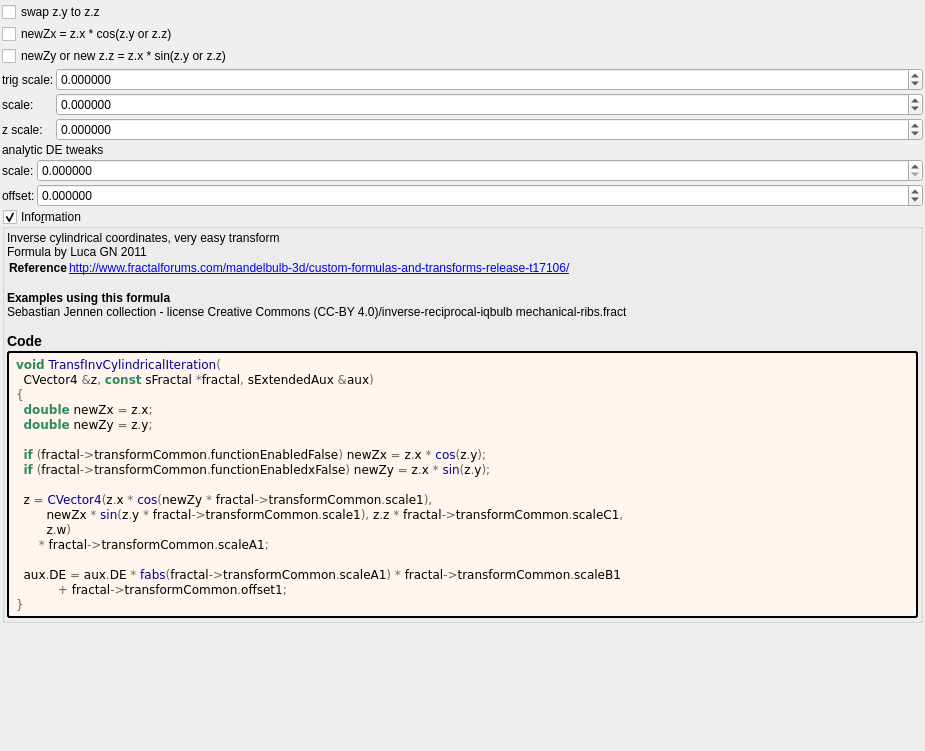
Above: mandelbulber2/formula/ui/transf_inv_cylindrical.ui from buddhi1980/mandelbulber2 before the change. Below: the same form after it.
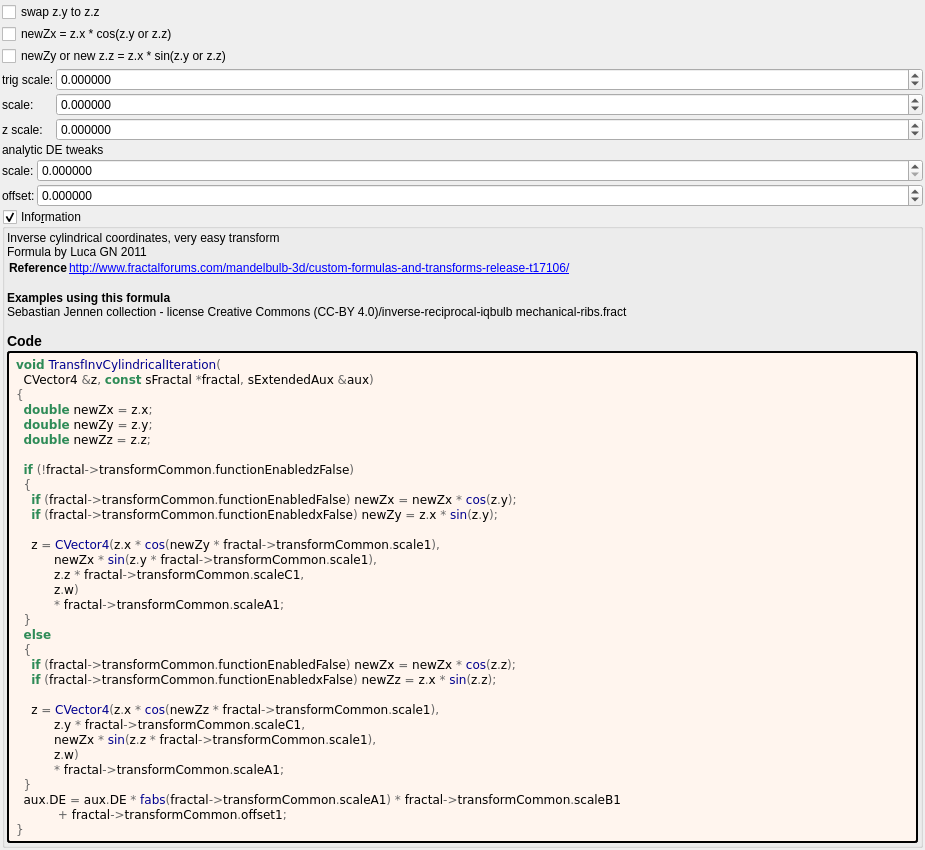
That is the form after the change. Custom widgets are drawn as their Qt base class.

Diff of the .ui file:
```diff
--- a/mandelbulber2/formula/ui/transf_inv_cylindrical.ui
+++ b/mandelbulber2/formula/ui/transf_inv_cylindrical.ui
@@ -337,20 +337,35 @@
         </property>
         <property name="text">
          <string notr="true">&lt;body style=&quot;background-color:#fff5ee&quot;&gt;
-&lt;pre style=&quot;color:#000000; background-color:#fff5ee;  font-family:'Courier New',monospace;&quot;&gt;&lt;span style=&quot;color:#2e8b57; font-weight:bold&quot;&gt;void&lt;/span&gt; &lt;span style=&quot;color:#00008f&quot;&gt;TransfInvCylindricalIteration&lt;/span&gt;&lt;span style=&quot;color:#676767&quot;&gt;(&lt;/span&gt;
+&lt;pre style=&quot;color:#000000; background-color:#fff5ee;  font-family:&#039;Courier New&#039;,monospace;&quot;&gt;&lt;span style=&quot;color:#2e8b57; font-weight:bold&quot;&gt;void&lt;/span&gt; &lt;span style=&quot;color:#00008f&quot;&gt;TransfInvCylindricalIteration&lt;/span&gt;&lt;span style=&quot;color:#676767&quot;&gt;(&lt;/span&gt;
   CVector4 &lt;span style=&quot;color:#676767&quot;&gt;&amp;amp;&lt;/span&gt;z&lt;span style=&quot;color:#676767&quot;&gt;,&lt;/span&gt; &lt;span style=&quot;color:#2e8b57; font-weight:bold&quot;&gt;const&lt;/span&gt; sFractal &lt;span style=&quot;color:#676767&quot;&gt;*&lt;/span&gt;fractal&lt;span style=&quot;color:#676767&quot;&gt;,&lt;/span&gt; sExtendedAux &lt;span style=&quot;color:#676767&quot;&gt;&amp;amp;&lt;/span&gt;aux&lt;span style=&quot;color:#676767&quot;&gt;)&lt;/span&gt;
 &lt;span style=&quot;color:#676767&quot;&gt;{&lt;/span&gt;
   &lt;span style=&quot;color:#2e8b57; font-weight:bold&quot;&gt;double&lt;/span&gt; newZx &lt;span style=&quot;color:#676767&quot;&gt;=&lt;/span&gt; z&lt;span style=&quot;color:#676767&quot;&gt;.&lt;/span&gt;x&lt;span style=&quot;color:#676767&quot;&gt;;&lt;/span&gt;
   &lt;span style=&quot;color:#2e8b57; font-weight:bold&quot;&gt;double&lt;/span&gt; newZy &lt;span style=&quot;color:#676767&quot;&gt;=&lt;/span&gt; z&lt;span style=&quot;color:#676767&quot;&gt;.&lt;/span&gt;y&lt;span style=&quot;color:#676767&quot;&gt;;&lt;/span&gt;
+  &lt;span style=&quot;color:#2e8b57; font-weight:bold&quot;&gt;double&lt;/span&gt; newZz &lt;span style=&quot;color:#676767&quot;&gt;=&lt;/span&gt; z&lt;span style=&quot;color:#676767&quot;&gt;.&lt;/span&gt;z&lt;span style=&quot;color:#676767&quot;&gt;;&lt;/span&gt;
 
-  &lt;span style=&quot;color:#2e8b57; font-weight:bold&quot;&gt;if&lt;/span&gt; &lt;span style=&quot;color:#676767&quot;&gt;(&lt;/span&gt;fractal&lt;span style=&quot;color:#676767&quot;&gt;-&amp;gt;&lt;/span&gt;transformCommon&lt;span style=&quot;color:#676767&quot;&gt;.&lt;/span&gt;functionEnabledFalse&lt;span style=&quot;color:#676767&quot;&gt;)&lt;/span&gt; newZx &lt;span style=&quot;color:#676767&quot;&gt;=&lt;/span&gt; z&lt;span style=&quot;color:#676767&quot;&gt;.&lt;/span&gt;x &lt;span style=&quot;color:#676767&quot;&gt;*&lt;/span&gt; &lt;span style=&quot;color:#00008f&quot;&gt;cos&lt;/span&gt;&lt;span style=&quot;color:#676767&quot;&gt;(&lt;/span&gt;z&lt;span style=&quot;color:#676767&quot;&gt;.&lt;/span&gt;y&lt;span style=&quot;color:#676767&quot;&gt;);&lt;/span&gt;
-  &lt;span style=&quot;color:#2e8b57; font-weight:bold&quot;&gt;if&lt;/span&gt; &lt;span style=&quot;color:#676767&quot;&gt;(&lt;/span&gt;fractal&lt;span style=&quot;color:#676767&quot;&gt;-&amp;gt;&lt;/span&gt;transformCommon&lt;span style=&quot;color:#676767&quot;&gt;.&lt;/span&gt;functionEnabledxFalse&lt;span style=&quot;color:#676767&quot;&gt;)&lt;/span&gt; newZy &lt;span style=&quot;color:#676767&quot;&gt;=&lt;/span&gt; z&lt;span style=&quot;color:#676767&quot;&gt;.&lt;/span&gt;x &lt;span style=&quot;color:#676767&quot;&gt;*&lt;/span&gt; &lt;span style=&quot;color:#00008f&quot;&gt;sin&lt;/span&gt;&lt;span style=&quot;color:#676767&quot;&gt;(&lt;/span&gt;z&lt;span style=&quot;color:#676767&quot;&gt;.&lt;/span&gt;y&lt;span style=&quot;color:#676767&quot;&gt;);&lt;/span&gt;
+  &lt;span style=&quot;color:#2e8b57; font-weight:bold&quot;&gt;if&lt;/span&gt; &lt;span style=&quot;color:#676767&quot;&gt;(!&lt;/span&gt;fractal&lt;span style=&quot;color:#676767&quot;&gt;-&amp;gt;&lt;/span&gt;transformCommon&lt;span style=&quot;color:#676767&quot;&gt;.&lt;/span&gt;functionEnabledzFalse&lt;span style=&quot;color:#676767&quot;&gt;)&lt;/span&gt;
+  &lt;span style=&quot;color:#676767&quot;&gt;{&lt;/span&gt;
+    &lt;span style=&quot;color:#2e8b57; font-weight:bold&quot;&gt;if&lt;/span&gt; &lt;span style=&quot;color:#676767&quot;&gt;(&lt;/span&gt;fractal&lt;span style=&quot;color:#676767&quot;&gt;-&amp;gt;&lt;/span&gt;transformCommon&lt;span style=&quot;color:#676767&quot;&gt;.&lt;/span&gt;functionEnabledFalse&lt;span style=&quot;color:#676767&quot;&gt;)&lt;/span&gt; newZx &lt;span style=&quot;color:#676767&quot;&gt;=&lt;/span&gt; newZx &lt;span style=&quot;color:#676767&quot;&gt;*&lt;/span&gt; &lt;span style=&quot;color:#00008f&quot;&gt;cos&lt;/span&gt;&lt;span style=&quot;color:#676767&quot;&gt;(&lt;/span&gt;z&lt;span style=&quot;color:#676767&quot;&gt;.&lt;/span&gt;y&lt;span style=&quot;color:#676767&quot;&gt;);&lt;/span&gt;
+    &lt;span style=&quot;color:#2e8b57; font-weight:bold&quot;&gt;if&lt;/span&gt; &lt;span style=&quot;color:#676767&quot;&gt;(&lt;/span&gt;fractal&lt;span style=&quot;color:#676767&quot;&gt;-&amp;gt;&lt;/span&gt;transformCommon&lt;span style=&quot;color:#676767&quot;&gt;.&lt;/span&gt;functionEnabledxFalse&lt;span style=&quot;color:#676767&quot;&gt;)&lt;/span&gt; newZy &lt;span style=&quot;color:#676767&quot;&gt;=&lt;/span&gt; z&lt;span style=&quot;color:#676767&quot;&gt;.&lt;/span&gt;x &lt;span style=&quot;color:#676767&quot;&gt;*&lt;/span&gt; &lt;span style=&quot;color:#00008f&quot;&gt;sin&lt;/span&gt;&lt;span style=&quot;color:#676767&quot;&gt;(&lt;/span&gt;z&lt;span style=&quot;color:#676767&quot;&gt;.&lt;/span&gt;y&lt;span style=&quot;color:#676767&quot;&gt;);&lt;/span&gt;
 
-  z &lt;span style=&quot;color:#676767&quot;&gt;=&lt;/span&gt; &lt;span style=&quot;color:#00008f&quot;&gt;CVector4&lt;/span&gt;&lt;span style=&quot;color:#676767&quot;&gt;(&lt;/span&gt;z&lt;span style=&quot;color:#676767&quot;&gt;.&lt;/span&gt;x &lt;span style=&quot;color:#676767&quot;&gt;*&lt;/span&gt; &lt;span style=&quot;color:#00008f&quot;&gt;cos&lt;/span&gt;&lt;span style=&quot;color:#676767&quot;&gt;(&lt;/span&gt;newZy &lt;span style=&quot;color:#676767&quot;&gt;*&lt;/span&gt; fractal&lt;span style=&quot;color:#676767&quot;&gt;-&amp;gt;&lt;/span&gt;transformCommon&lt;span style=&quot;color:#676767&quot;&gt;.&lt;/span&gt;scale1&lt;span style=&quot;color:#676767&quot;&gt;),&lt;/span&gt;
-        newZx &lt;span style=&quot;color:#676767&quot;&gt;*&lt;/span&gt; &lt;span style=&quot;color:#00008f&quot;&gt;sin&lt;/span&gt;&lt;span style=&quot;color:#676767&quot;&gt;(&lt;/span&gt;z&lt;span style=&quot;color:#676767&quot;&gt;.&lt;/span&gt;y &lt;span style=&quot;color:#676767&quot;&gt;*&lt;/span&gt; fractal&lt;span style=&quot;color:#676767&quot;&gt;-&amp;gt;&lt;/span&gt;transformCommon&lt;span style=&quot;color:#676767&quot;&gt;.&lt;/span&gt;scale1&lt;span style=&quot;color:#676767&quot;&gt;),&lt;/span&gt; z&lt;span style=&quot;color:#676767&quot;&gt;.&lt;/span&gt;z &lt;span style=&quot;color:#676767&quot;&gt;*&lt;/span&gt; fractal&lt;span style=&quot;color:#676767&quot;&gt;-&amp;gt;&lt;/span&gt;transformCommon&lt;span style=&quot;color:#676767&quot;&gt;.&lt;/span&gt;scaleC1&lt;span style=&quot;color:#676767&quot;&gt;,&lt;/span&gt;
-        z&lt;span style=&quot;color:#676767&quot;&gt;.&lt;/span&gt;w&lt;span style=&quot;color:#676767&quot;&gt;)&lt;/span&gt;
-      &lt;span style=&quot;color:#676767&quot;&gt;*&lt;/span&gt; fractal&lt;span style=&quot;color:#676767&quot;&gt;-&amp;gt;&lt;/span&gt;transformCommon&lt;span style=&quot;color:#676767&quot;&gt;.&lt;/span&gt;scaleA1&lt;span style=&quot;color:#676767&quot;&gt;;&lt;/span&gt;
+    z &lt;span style=&quot;color:#676767&quot;&gt;=&lt;/span&gt; &lt;span style=&quot;color:#00008f&quot;&gt;CVector4&lt;/span&gt;&lt;span style=&quot;color:#676767&quot;&gt;(&lt;/span&gt;z&lt;span style=&quot;color:#676767&quot;&gt;.&lt;/span&gt;x &lt;span style=&quot;color:#676767&quot;&gt;*&lt;/span&gt; &lt;span style=&quot;color:#00008f&quot;&gt;cos&lt;/span&gt;&lt;span style=&quot;color:#676767&quot;&gt;(&lt;/span&gt;newZy &lt;span style=&quot;color:#676767&quot;&gt;*&lt;/span&gt; fractal&lt;span style=&quot;color:#676767&quot;&gt;-&amp;gt;&lt;/span&gt;transformCommon&lt;span style=&quot;color:#676767&quot;&gt;.&lt;/span&gt;scale1&lt;span style=&quot;color:#676767&quot;&gt;),&lt;/span&gt;
+          newZx &lt;span style=&quot;color:#676767&quot;&gt;*&lt;/span&gt; &lt;span style=&quot;color:#00008f&quot;&gt;sin&lt;/span&gt;&lt;span style=&quot;color:#676767&quot;&gt;(&lt;/span&gt;z&lt;span style=&quot;color:#676767&quot;&gt;.&lt;/span&gt;y &lt;span style=&quot;color:#676767&quot;&gt;*&lt;/span&gt; fractal&lt;span style=&quot;color:#676767&quot;&gt;-&amp;gt;&lt;/span&gt;transformCommon&lt;span style=&quot;color:#676767&quot;&gt;.&lt;/span&gt;scale1&lt;span style=&quot;color:#676767&quot;&gt;),&lt;/span&gt;
+          z&lt;span style=&quot;color:#676767&quot;&gt;.&lt;/span&gt;z &lt;span style=&quot;color:#676767&quot;&gt;*&lt;/span&gt; fractal&lt;span style=&quot;color:#676767&quot;&gt;-&amp;gt;&lt;/span&gt;transformCommon&lt;span style=&quot;color:#676767&quot;&gt;.&lt;/span&gt;scaleC1&lt;span style=&quot;color:#676767&quot;&gt;,&lt;/span&gt;
+          z&lt;span style=&quot;color:#676767&quot;&gt;.&lt;/span&gt;w&lt;span style=&quot;color:#676767&quot;&gt;)&lt;/span&gt;
+          &lt;span style=&quot;color:#676767&quot;&gt;*&lt;/span&gt; fractal&lt;span style=&quot;color:#676767&quot;&gt;-&amp;gt;&lt;/span&gt;transformCommon&lt;span style=&quot;color:#676767&quot;&gt;.&lt;/span&gt;scaleA1&lt;span style=&quot;color:#676767&quot;&gt;;&lt;/span&gt;
+  &lt;span style=&quot;color:#676767&quot;&gt;}&lt;/span&gt;
+  &lt;span style=&quot;color:#2e8b57; font-weight:bold&quot;&gt;else&lt;/span&gt;
+  &lt;span style=&quot;color:#676767&quot;&gt;{&lt;/span&gt;
+    &lt;span style=&quot;color:#2e8b57; font-weight:bold&quot;&gt;if&lt;/span&gt; &lt;span style=&quot;color:#676767&quot;&gt;(&lt;/span&gt;fractal&lt;span style=&quot;color:#676767&quot;&gt;-&amp;gt;&lt;/span&gt;transformCommon&lt;span style=&quot;color:#676767&quot;&gt;.&lt;/span&gt;functionEnabledFalse&lt;span style=&quot;color:#676767&quot;&gt;)&lt;/span&gt; newZx &lt;span style=&quot;color:#676767&quot;&gt;=&lt;/span&gt; newZx &lt;span style=&quot;color:#676767&quot;&gt;*&lt;/span&gt; &lt;span style=&quot;color:#00008f&quot;&gt;cos&lt;/span&gt;&lt;span style=&quot;color:#676767&quot;&gt;(&lt;/span&gt;z&lt;span style=&quot;color:#676767&quot;&gt;.&lt;/span&gt;z&lt;span style=&quot;color:#676767&quot;&gt;);&lt;/span&gt;
+    &lt;span style=&quot;color:#2e8b57; font-weight:bold&quot;&gt;if&lt;/span&gt; &lt;span style=&quot;color:#676767&quot;&gt;(&lt;/span&gt;fractal&lt;span style=&quot;color:#676767&quot;&gt;-&amp;gt;&lt;/span&gt;transformCommon&lt;span style=&quot;color:#676767&quot;&gt;.&lt;/span&gt;functionEnabledxFalse&lt;span style=&quot;color:#676767&quot;&gt;)&lt;/span&gt; newZz &lt;span style=&quot;color:#676767&quot;&gt;=&lt;/span&gt; z&lt;span style=&quot;color:#676767&quot;&gt;.&lt;/span&gt;x &lt;span style=&quot;color:#676767&quot;&gt;*&lt;/span&gt; &lt;span style=&quot;color:#00008f&quot;&gt;sin&lt;/span&gt;&lt;span style=&quot;color:#676767&quot;&gt;(&lt;/span&gt;z&lt;span style=&quot;color:#676767&quot;&gt;.&lt;/span&gt;z&lt;span style=&quot;color:#676767&quot;&gt;);&lt;/span&gt;
 
+    z &lt;span style=&quot;color:#676767&quot;&gt;=&lt;/span&gt; &lt;span style=&quot;color:#00008f&quot;&gt;CVector4&lt;/span&gt;&lt;span style=&quot;color:#676767&quot;&gt;(&lt;/span&gt;z&lt;span style=&quot;color:#676767&quot;&gt;.&lt;/span&gt;x &lt;span style=&quot;color:#676767&quot;&gt;*&lt;/span&gt; &lt;span style=&quot;color:#00008f&quot;&gt;cos&lt;/span&gt;&lt;span style=&quot;color:#676767&quot;&gt;(&lt;/span&gt;newZz &lt;span style=&quot;color:#676767&quot;&gt;*&lt;/span&gt; fractal&lt;span style=&quot;color:#676767&quot;&gt;-&amp;gt;&lt;/span&gt;transformCommon&lt;span style=&quot;color:#676767&quot;&gt;.&lt;/span&gt;scale1&lt;span style=&quot;color:#676767&quot;&gt;),&lt;/span&gt;
+          z&lt;span style=&quot;color:#676767&quot;&gt;.&lt;/span&gt;y &lt;span style=&quot;color:#676767&quot;&gt;*&lt;/span&gt; fractal&lt;span style=&quot;color:#676767&quot;&gt;-&amp;gt;&lt;/span&gt;transformCommon&lt;span style=&quot;color:#676767&quot;&gt;.&lt;/span&gt;scaleC1&lt;span style=&quot;color:#676767&quot;&gt;,&lt;/span&gt;
+          newZx &lt;span style=&quot;color:#676767&quot;&gt;*&lt;/span&gt; &lt;span style=&quot;color:#00008f&quot;&gt;sin&lt;/span&gt;&lt;span style=&quot;color:#676767&quot;&gt;(&lt;/span&gt;z&lt;span style=&quot;color:#676767&quot;&gt;.&lt;/span&gt;z &lt;span style=&quot;color:#676767&quot;&gt;*&lt;/span&gt; fractal&lt;span style=&quot;color:#676767&quot;&gt;-&amp;gt;&lt;/span&gt;transformCommon&lt;span style=&quot;color:#676767&quot;&gt;.&lt;/span&gt;scale1&lt;span style=&quot;color:#676767&quot;&gt;),&lt;/span&gt;
+          z&lt;span style=&quot;color:#676767&quot;&gt;.&lt;/span&gt;w&lt;span style=&quot;color:#676767&quot;&gt;)&lt;/span&gt;
+          &lt;span style=&quot;color:#676767&quot;&gt;*&lt;/span&gt; fractal&lt;span style=&quot;color:#676767&quot;&gt;-&amp;gt;&lt;/span&gt;transformCommon&lt;span style=&quot;color:#676767&quot;&gt;.&lt;/span&gt;scaleA1&lt;span style=&quot;color:#676767&quot;&gt;;&lt;/span&gt;
+  &lt;span style=&quot;color:#676767&quot;&gt;}&lt;/span&gt;
   aux&lt;span style=&quot;color:#676767&quot;&gt;.&lt;/span&gt;DE &lt;span style=&quot;color:#676767&quot;&gt;=&lt;/span&gt; aux&lt;span style=&quot;color:#676767&quot;&gt;.&lt;/span&gt;DE &lt;span style=&quot;color:#676767&quot;&gt;*&lt;/span&gt; &lt;span style=&quot;color:#00008f&quot;&gt;fabs&lt;/span&gt;&lt;span style=&quot;color:#676767&quot;&gt;(&lt;/span&gt;fractal&lt;span style=&quot;color:#676767&quot;&gt;-&amp;gt;&lt;/span&gt;transformCommon&lt;span style=&quot;color:#676767&quot;&gt;.&lt;/span&gt;scaleA1&lt;span style=&quot;color:#676767&quot;&gt;) *&lt;/span&gt; fractal&lt;span style=&quot;color:#676767&quot;&gt;-&amp;gt;&lt;/span&gt;transformCommon&lt;span style=&quot;color:#676767&quot;&gt;.&lt;/span&gt;scaleB1
            &lt;span style=&quot;color:#676767&quot;&gt;+&lt;/span&gt; fractal&lt;span style=&quot;color:#676767&quot;&gt;-&amp;gt;&lt;/span&gt;transformCommon&lt;span style=&quot;color:#676767&quot;&gt;.&lt;/span&gt;offset1&lt;span style=&quot;color:#676767&quot;&gt;;&lt;/span&gt;
 &lt;span style=&quot;color:#676767&quot;&gt;}&lt;/span&gt;
```
Left out of the diff: 2 changed lines with no effect on the pictures.
